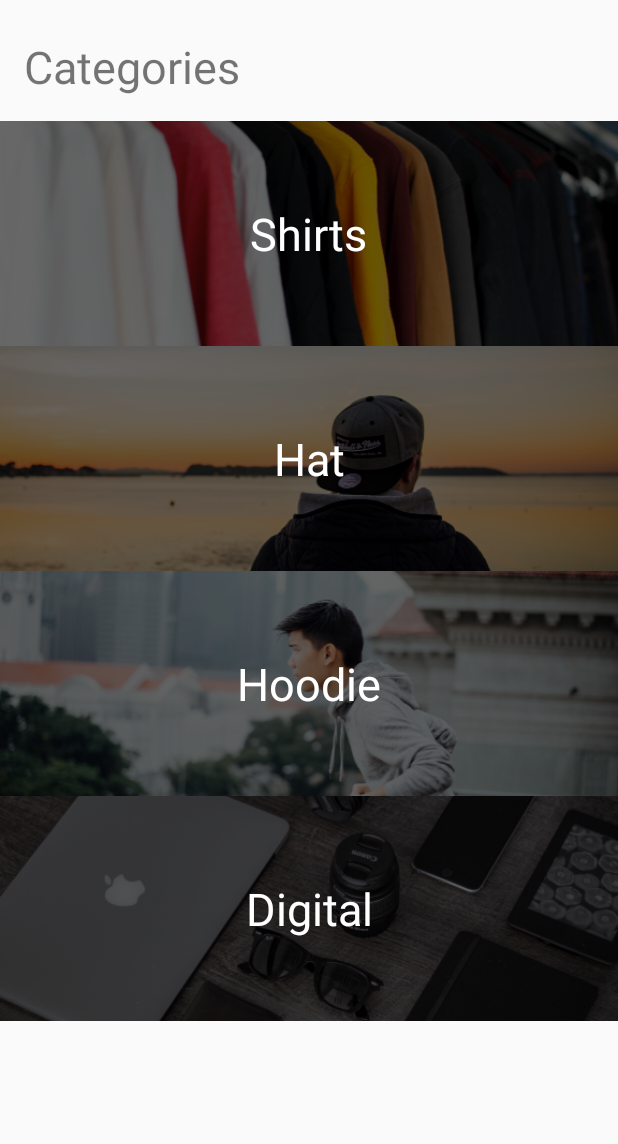
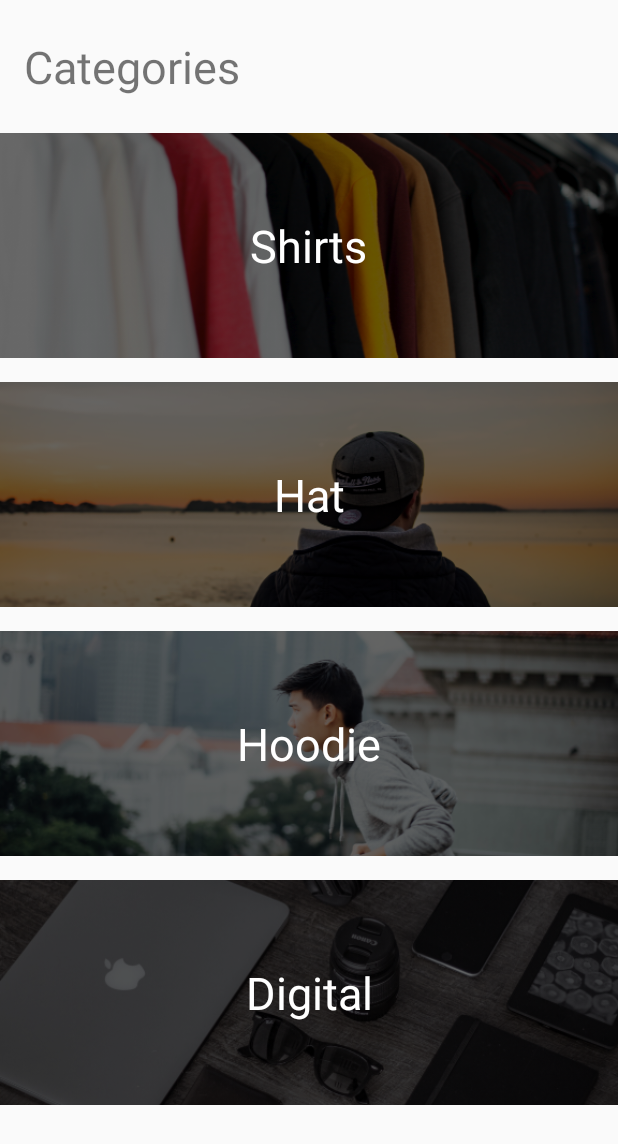
Before and after one commit to aungphyohtwe/codeswage, an Android app: the screen it shows after launch (MainActivity), on a phone screen of 412 x 824 dp. Shown: the top 1144 px of the screen. Run offline under Robolectric (Android 15) with nearby library versions, the phone set to English and light mode, and no system bars.

Commit message:
recyclerAdapter

```diff
--- a/app/build.gradle
+++ b/app/build.gradle
@@ -30,6 +30,7 @@ dependencies {
     implementation 'androidx.core:core-ktx:1.3.1'
     implementation 'androidx.appcompat:appcompat:1.2.0'
     implementation 'androidx.constraintlayout:constraintlayout:2.0.1'
+    implementation 'androidx.recyclerview:recyclerview:1.1.0'
     testImplementation 'junit:junit:4.12'
     androidTestImplementation 'androidx.test.ext:junit:1.1.2'
     androidTestImplementation 'androidx.test.espresso:espresso-core:3.3.0'
--- /dev/null
+++ b/app/src/main/java/com/aung/coderswag/Adapters/CategoryRecycleAdapter.kt
@@ -0,0 +1,41 @@
+package com.aung.coderswag.Adapters
+
+import android.content.Context
+import android.view.LayoutInflater
+import android.view.View
+import android.view.ViewGroup
+import android.widget.ImageView
+import android.widget.TextView
+import androidx.appcompat.view.menu.ActionMenuItemView
+import androidx.recyclerview.widget.RecyclerView
+import com.aung.coderswag.R
+import com.aung.coderswag.model.Category
+import kotlinx.android.synthetic.main.category_list_item.view.*
+
+class CategoryRecycleAdapter(val context: Context, val categories: List<Category>) : RecyclerView.Adapter<CategoryRecycleAdapter.Holder>() {
+
+    override fun onCreateViewHolder(parent: ViewGroup, viewType: Int): Holder {
+        val view = LayoutInflater.from(context).inflate(R.layout.category_list_item, parent, false)
+        return Holder(view)
+    }
+
+    override fun getItemCount(): Int {
+        return categories.count()
+    }
+
+    inner class Holder(itemView: View?) : RecyclerView.ViewHolder(itemView!!) {
+        val categoryImage = itemView?.findViewById<ImageView>(R.id.categoryImage)
+        val categoryName = itemView?.findViewById<TextView>(R.id.categoryName)
+
+        fun bindCategory(category: Category, context: Context) {
+            val resourceId = context.resources.getIdentifier(category.image, "drawable", context.packageName)
+
+            categoryImage?.setImageResource(resourceId)
+            categoryName?.text = category.title
+        }
+    }
+
+    override fun onBindViewHolder(holder: Holder, position: Int) {
+        holder?.bindCategory(categories[position], context)
+    }
+}
--- a/app/src/main/java/com/aung/coderswag/controller/MainActivity.kt
+++ b/app/src/main/java/com/aung/coderswag/controller/MainActivity.kt
@@ -3,7 +3,10 @@ package com.aung.coderswag.controller
 import androidx.appcompat.app.AppCompatActivity
 import android.os.Bundle
 import android.widget.ArrayAdapter
+import android.widget.Toast
+import androidx.recyclerview.widget.LinearLayoutManager
 import com.aung.coderswag.Adapters.CategoryAdapter
+import com.aung.coderswag.Adapters.CategoryRecycleAdapter
 import com.aung.coderswag.R
 import com.aung.coderswag.model.Category
 import com.aung.coderswag.service.DataService
@@ -11,14 +14,17 @@ import kotlinx.android.synthetic.main.activity_main.*
 
 class MainActivity : AppCompatActivity() {
 
-   lateinit var adapter : CategoryAdapter
+   lateinit var adapter : CategoryRecycleAdapter
 
     override fun onCreate(savedInstanceState: Bundle?) {
         super.onCreate(savedInstanceState)
         setContentView(R.layout.activity_main)
 
-        adapter = CategoryAdapter(this, DataService.categories)
+        adapter = CategoryRecycleAdapter(this, DataService.categories)
+        CategoryListView.adapter = adapter
 
-        CategoryListView.adapter = adapter
+        val layoutManager = LinearLayoutManager(this)
+        CategoryListView.layoutManager = layoutManager
+        CategoryListView.setHasFixedSize(true)
     }
 }
--- a/app/src/main/res/layout/activity_main.xml
+++ b/app/src/main/res/layout/activity_main.xml
@@ -17,7 +17,7 @@
         app:layout_constraintLeft_toLeftOf="parent"
         app:layout_constraintTop_toTopOf="parent" />
 
-    <ListView
+    <androidx.recyclerview.widget.RecyclerView
         android:id="@+id/CategoryListView"
         android:layout_width="0dp"
         android:layout_height="0dp"
--- a/app/src/main/res/layout/category_list_item.xml
+++ b/app/src/main/res/layout/category_list_item.xml
@@ -4,7 +4,7 @@
     xmlns:app="http://schemas.android.com/apk/res-auto"
     xmlns:tools="http://schemas.android.com/tools"
     android:layout_width="match_parent"
-    android:layout_height="150dp">
+    android:layout_height="166dp">
 
     <ImageView
         android:id="@+id/categoryImage"
```
